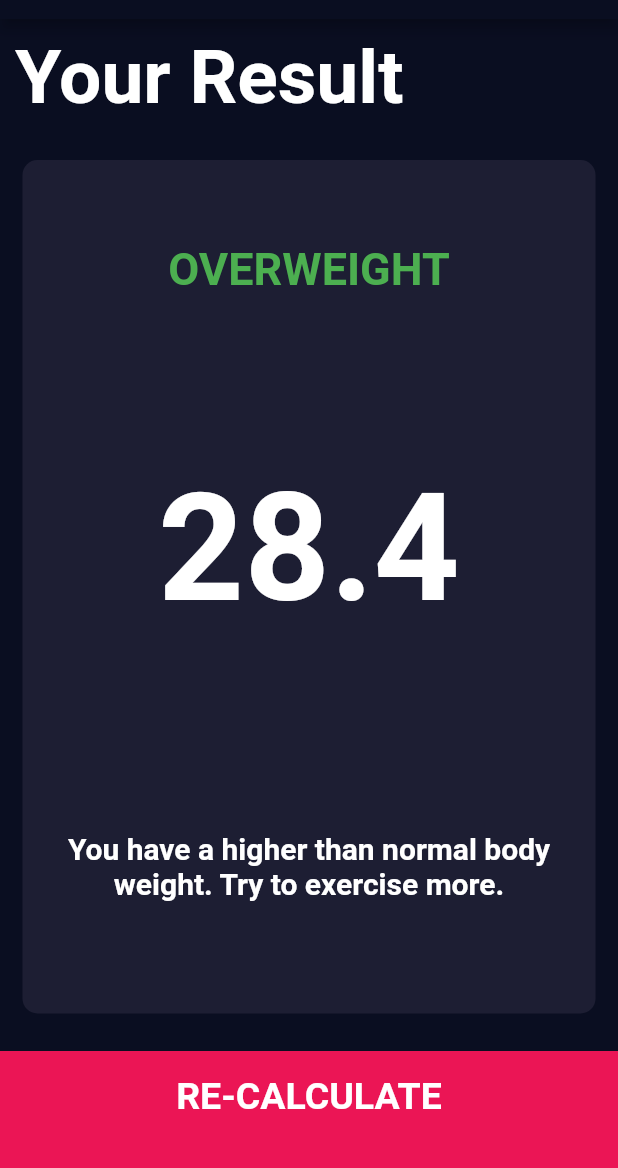
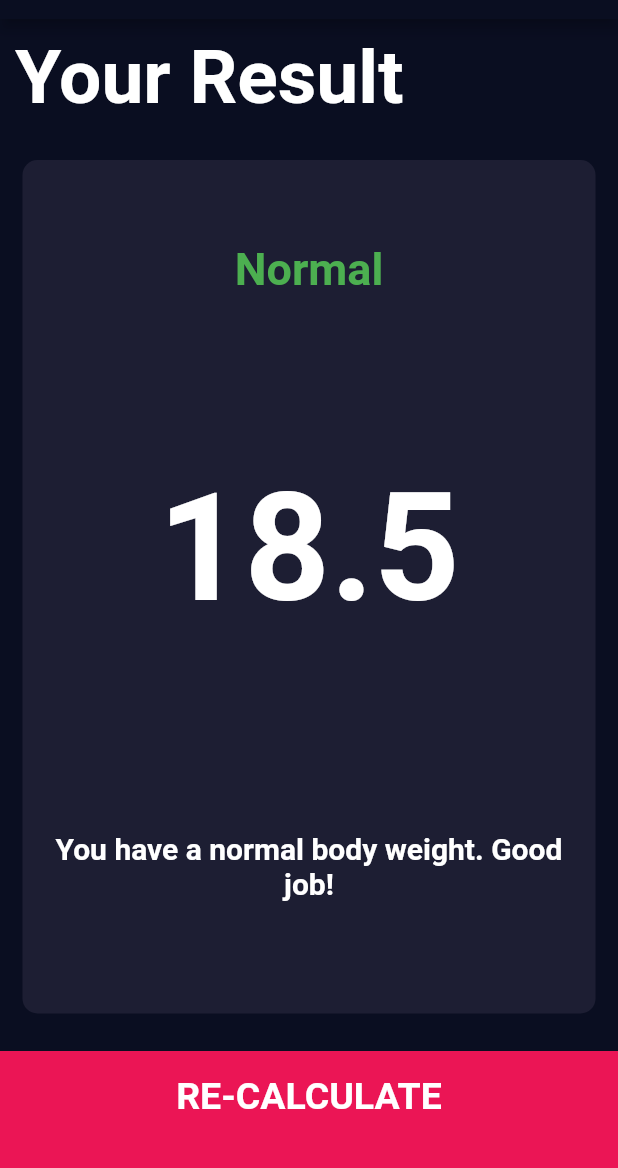
Before and after one commit to atalayasa/FlutterBMICalculator, a Flutter app: the screen it shows after launch, after a tap on "CALCULATE", on a phone screen of 412 x 824 dp, the part 65-1233 px from its top. Run offline on Flutter 3.47's test engine with Material 2 defaults, Android fonts, the phone set to English and light mode, and no system bars; our stand-ins replace font_awesome_flutter.

Commit message:
Results page done

```diff
--- /dev/null
+++ b/lib/calculator_brain.dart
@@ -0,0 +1,33 @@
+import 'dart:math';
+
+class CalculatorBrain {
+  final int height;
+  final int weight;
+  double _bmi;
+  CalculatorBrain({this.height, this.weight});
+
+  String calculateBMI() {
+    _bmi = weight / pow(height / 100, 2);
+    return _bmi.toStringAsFixed(1);
+  }
+
+  String getResult() {
+    if (_bmi >= 25) {
+      return "Overweight";
+    } else if (_bmi > 18.5) {
+      return "Normal";
+    } else {
+      return "Underweight";
+    }
+  }
+
+  String getInterpretation() {
+    if (_bmi >= 25) {
+      return "You have a higher than normal body weight. Try to exercise more.";
+    } else if (_bmi > 18.5) {
+      return "You have a normal body weight. Good job!";
+    } else {
+      return "You have a lower than normal body weight. You can eat a bit more.";
+    }
+  }
+}
--- a/lib/input_page.dart
+++ b/lib/input_page.dart
@@ -1,3 +1,5 @@
+import 'package:bmi_calculator/calculator_brain.dart';
+import 'package:bmi_calculator/results_page.dart';
 import 'package:flutter/material.dart';
 import 'package:font_awesome_flutter/font_awesome_flutter.dart';
 import 'reusable_card_child.dart';
@@ -202,7 +204,16 @@ class _InputPageState extends State<InputPage> {
           ),
           GestureDetector(
             onTap: () {
-              Navigator.pushNamed(context, "/result");
+              CalculatorBrain calc =
+                  CalculatorBrain(height: height, weight: weight);
+              Navigator.push(
+                  context,
+                  MaterialPageRoute(
+                      builder: (context) => ResultsPage(
+                            bmiResult: calc.calculateBMI(),
+                            resultText: calc.getResult(),
+                            interpretation: calc.getInterpretation(),
+                          )));
             },
             child: Container(
               child: Center(
--- a/lib/main.dart
+++ b/lib/main.dart
@@ -1,4 +1,3 @@
-import 'package:bmi_calculator/results_page.dart';
 import 'package:flutter/material.dart';
 import 'input_page.dart';
 void main() => runApp(BMICalculator());
@@ -11,11 +10,7 @@ class BMICalculator extends StatelessWidget {
         primaryColor: Color(0xFF0A0E21),
         scaffoldBackgroundColor: Color(0xFF0A0E21),
       ),
-      initialRoute: "/",
-      routes: {
-        "/": (context) => InputPage(),
-        "/result": (context) => ResultsPage()
-      },
+      home: InputPage(),
     );
   }
 }
--- a/lib/results_page.dart
+++ b/lib/results_page.dart
@@ -3,6 +3,10 @@ import 'package:bmi_calculator/reusable_card.dart';
 import 'package:flutter/material.dart';
 
 class ResultsPage extends StatelessWidget {
+  final String bmiResult;
+  final String resultText;
+  final String interpretation;
+  ResultsPage({@required this.bmiResult, @required this.resultText, @required this.interpretation});
   @override
   Widget build(BuildContext context) {
     return Scaffold(
@@ -25,17 +29,17 @@ class ResultsPage extends StatelessWidget {
                   mainAxisAlignment: MainAxisAlignment.spaceAround,
                   children: <Widget>[
                     Text(
-                      "OVERWEIGHT",
+                      resultText,
                       style: kBmiStatusTextStyle,
                     ),
                     Text(
-                      "28.4",
+                      bmiResult,
                       style: kBmiNumberConstant,
                     ),
                     Padding(
                       padding: const EdgeInsets.all(20.0),
                       child: Text(
-                        "You have a higher than normal body weight. Try to exercise more.",
+                        interpretation,
                         style: kBmiDescriptionStyle,
                         textAlign: TextAlign.center,
                       ),
```
